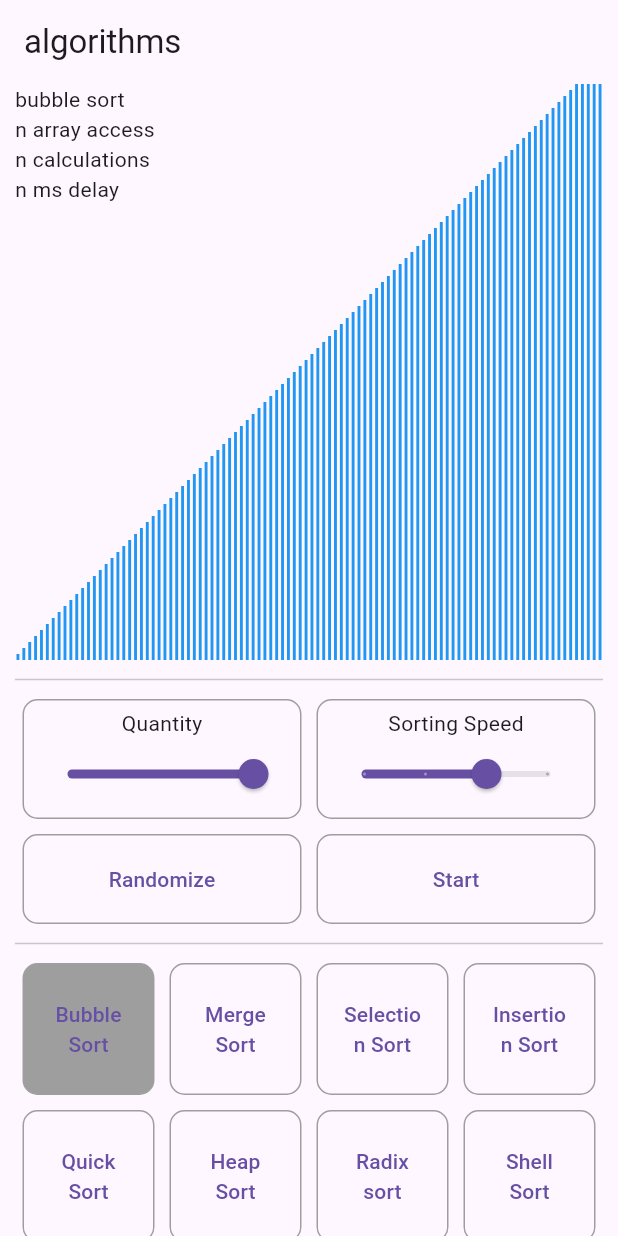
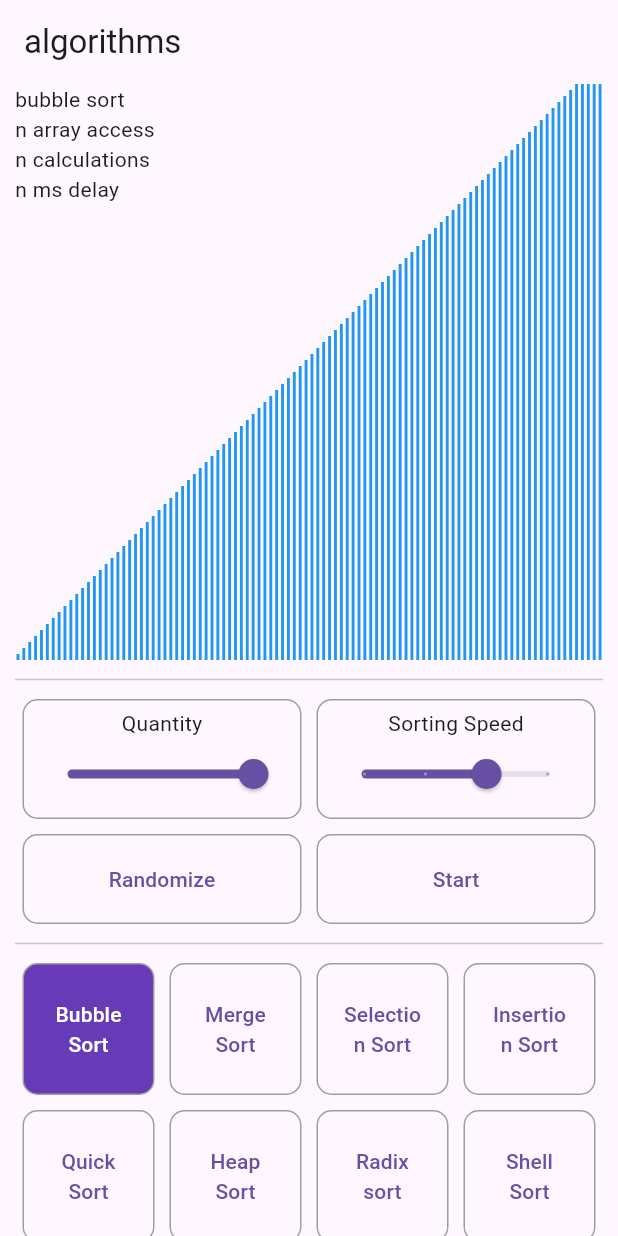
Before and after one commit to lucas-marianno/flutter_algorithm_visualizer, a Flutter app: the screen it shows after launch, on a phone screen of 412 x 824 dp. Run offline on Flutter 3.47's test engine with Material 3 defaults, Android fonts, the phone set to English and light mode, and no system bars.

Commit message:
selection sort implemented (some glitches in animation)

```diff
--- a/lib/home.dart
+++ b/lib/home.dart
@@ -157,7 +157,11 @@ class _HomePageState extends State<HomePage> {
                           selectedAlgorithm: sortingController.algorithm,
                           onTap: selectAlgorithm,
                         ),
-                        MyButton(title: 'Selection Sort', onTap: (_) {}),
+                        MyButton(
+                          title: 'Selection Sort',
+                          selectedAlgorithm: sortingController.algorithm,
+                          onTap: selectAlgorithm,
+                        ),
                         const MyButton(title: 'Insertion Sort', onTap: null),
                         const MyButton(title: 'Quick Sort', onTap: null),
                         const MyButton(title: 'Heap Sort', onTap: null),
--- a/lib/logic/sorting_algorithms/merge_sort.dart
+++ b/lib/logic/sorting_algorithms/merge_sort.dart
@@ -1,3 +1,4 @@
+import 'package:algorithm_visualizer/logic/sorting_speed_controller.dart';
 import 'package:algorithm_visualizer/widgets/bar.dart';
 import 'package:flutter/material.dart';
 
@@ -27,6 +28,7 @@ Future<void> merge(List<Bar> bars, Future<void> Function(List<Bar> newBars) upda
   Future<List<Bar>> mergeSort(List<Bar> barsList, int startIndex, int endIndex) async {
     //logic
     if (barsList.length == 1) return barsList;
+    if (SortingControllerState().hasStopped == true) return barsList;
 
     //breaks the function if the array is already sorted
     for (int i = 0; i < barsList.length - 1; i++) {
@@ -55,6 +57,7 @@ Future<void> merge(List<Bar> bars, Future<void> Function(List<Bar> newBars) upda
     //merge part
     while (left.isNotEmpty && right.isNotEmpty) {
       //graphics
+      if (SortingControllerState().hasStopped == true) break;
       left[0] = Bar(left[0].value, color: Colors.amber);
       right[0] = Bar(right[0].value, color: Colors.amber);
       await update(startIndex, endIndex, merged, left, right);
--- a/lib/logic/sorting_speed_controller.dart
+++ b/lib/logic/sorting_speed_controller.dart
@@ -1,5 +1,6 @@
 import 'package:algorithm_visualizer/logic/sorting_algorithms/bubble_sort.dart';
 import 'package:algorithm_visualizer/logic/sorting_algorithms/merge_sort.dart';
+import 'package:algorithm_visualizer/logic/sorting_algorithms/selection_sort.dart';
 import 'package:algorithm_visualizer/widgets/bar.dart';
 import 'package:flutter/material.dart';
 
@@ -31,7 +32,7 @@ class SortingController {
 
   Future<void> _updateBarsGraph(List<Bar> newBar) async {
     await sleep();
-    updateBarsCallback(bars);
+    updateBarsCallback(newBar);
   }
 
   void randomize() {
@@ -50,6 +51,8 @@ class SortingController {
         bubble(bars, _updateBarsGraph);
       case 'merge sort':
         merge(bars, _updateBarsGraph);
+      case 'selection sort':
+        selectionSort(bars, _updateBarsGraph);
       default:
     }
   }
--- a/lib/widgets/buttom.dart
+++ b/lib/widgets/buttom.dart
@@ -11,10 +11,14 @@ class MyButton extends StatelessWidget {
   Widget build(BuildContext context) {
     final bool selected = selectedAlgorithm?.toLowerCase() == title.toLowerCase();
     return MyBordedContainer(
-      color: selected ? Colors.grey : null,
+      color: selected ? Colors.deepPurple : null,
       child: TextButton(
         onPressed: () => onTap?.call(title),
-        child: Text(title, textAlign: TextAlign.center),
+        child: Text(
+          title,
+          style: TextStyle(color: selected ? Colors.white : null),
+          textAlign: TextAlign.center,
+        ),
       ),
     );
   }
```
Also changed, not shown: lib/logic/sorting_algorithms/selection_sort.dart (added, +50 -0 lines), lib/test.dart (+36 -3 lines).
